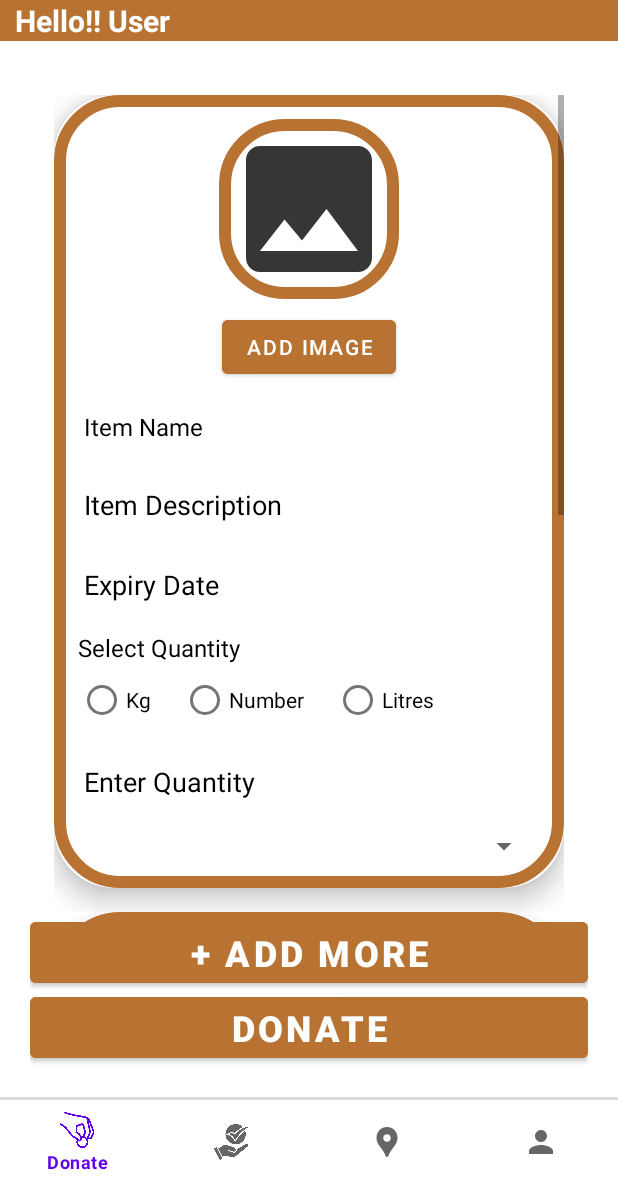
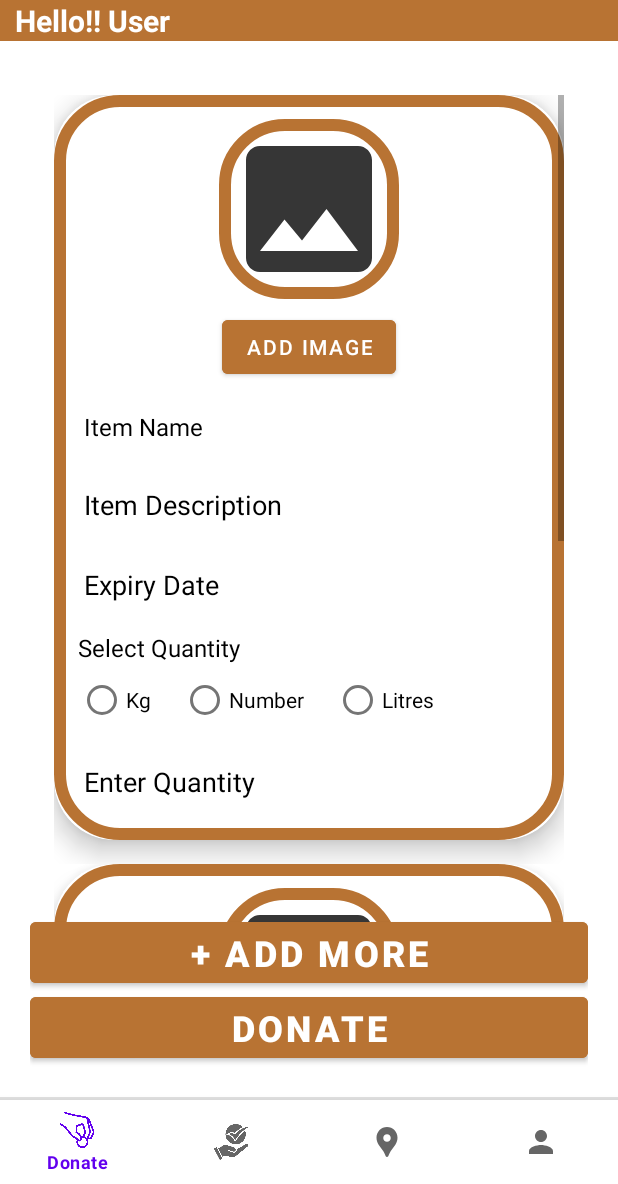
Before and after one commit to shreyagargg/annapurna-food-charity-app, an Android app: the screen it shows after launch once a user with an empty profile is signed in (MainActivity), after a tap on "+ ADD MORE", on a phone screen of 412 x 824 dp, the part 52-1236 px from its top. Run offline under Robolectric (Android 15) with nearby library versions, the phone set to English and light mode, and no system bars; our stand-ins replace Firebase (no records; nobody signed in at launch, a user with empty details on screens opened directly).

Commit message:
button color, spinner

```diff
--- a/app/src/main/res/layout/fragment_profile.xml
+++ b/app/src/main/res/layout/fragment_profile.xml
@@ -109,5 +109,5 @@
         android:layout_gravity="bottom"
         android:text="Logout"
         android:textColor="@color/white"
-        android:background="@drawable/card_bg" />
+        android:backgroundTint="@color/copper" />
 </FrameLayout>
--- a/app/src/main/res/layout/item_donor.xml
+++ b/app/src/main/res/layout/item_donor.xml
@@ -5,8 +5,6 @@
     android:orientation="vertical"
     xmlns:android="http://schemas.android.com/apk/res/android">
 
-
-    <!-- Card View for Donor Input -->
     <androidx.cardview.widget.CardView
         android:layout_width="match_parent"
         android:layout_height="wrap_content"
@@ -78,7 +76,6 @@
                 android:layout_marginTop="8dp"
                 android:backgroundTint="#00000000" />
 
-            <!-- Quantity and Food Type -->
             <TextView
                 android:layout_width="wrap_content"
                 android:layout_height="wrap_content"
@@ -127,11 +124,6 @@
                 android:layout_marginTop="8dp"
                 android:backgroundTint="#00000000" />
 
-            <Spinner
-                android:id="@+id/spinner"
-                android:layout_width="match_parent"
-                android:layout_height="wrap_content"
-                android:layout_marginTop="8dp" />
         </LinearLayout>
     </androidx.cardview.widget.CardView>
 </LinearLayout>
```
